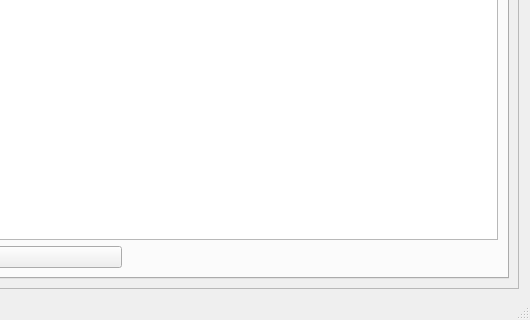
First picture: the form in WvMainWindow3.ui, repository testalucida/WV, before the edit; both pictures show x 560 to 1090 and y 524 to 844 of the 1090 by 844 pixel window.
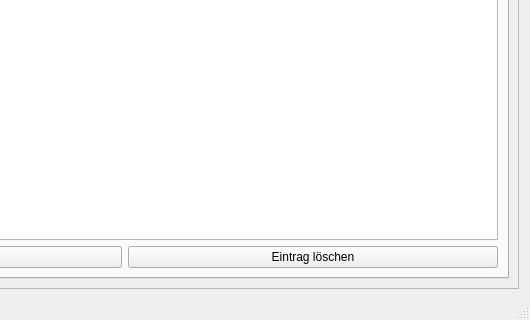
Second picture: the form after the edit.

Commit message: Miete completed.

What changed in the file:
```diff
--- a/WvMainWindow3.ui
+++ b/WvMainWindow3.ui
@@ -540,6 +540,13 @@
               </property>
              </widget>
             </item>
+            <item row="1" column="1">
+             <widget class="QPushButton" name="btnDeleteMiete">
+              <property name="text">
+               <string>Eintrag löschen</string>
+              </property>
+             </widget>
+            </item>
            </layout>
           </widget>
           <widget class="QWidget" name="tabHausgeld">
```
Left out of the diff: 17 changed lines with no effect on the pictures. The commit also changes 5 other files.
